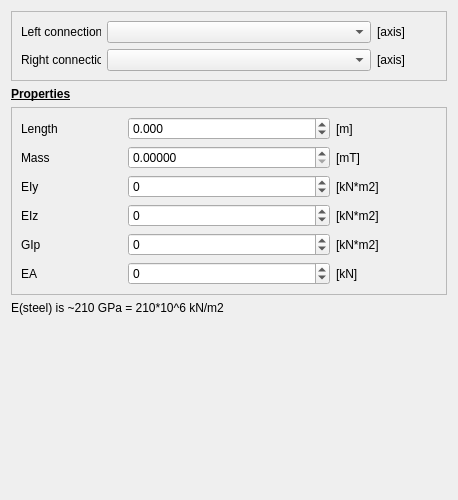
Old version of the form guis/widget_beam.ui in the repository RubendeBruin/DAVE.
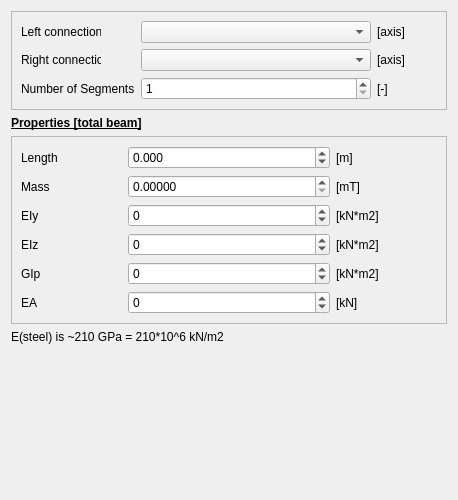
New version of the form.

Commit message: segemented beam

```diff
--- a/guis/widget_beam.ui
+++ b/guis/widget_beam.ui
@@ -132,13 +132,37 @@
         </property>
        </widget>
       </item>
+      <item row="2" column="1">
+       <widget class="QSpinBox" name="sbnSegments">
+        <property name="minimum">
+         <number>1</number>
+        </property>
+        <property name="maximum">
+         <number>1000</number>
+        </property>
+       </widget>
+      </item>
+      <item row="2" column="0">
+       <widget class="QLabel" name="label_19">
+        <property name="text">
+         <string>Number of Segments</string>
+        </property>
+       </widget>
+      </item>
+      <item row="2" column="2">
+       <widget class="QLabel" name="label_20">
+        <property name="text">
+         <string>[-]</string>
+        </property>
+       </widget>
+      </item>
      </layout>
     </widget>
    </item>
    <item>
     <widget class="QLabel" name="label_7">
      <property name="text">
-      <string>&lt;html&gt;&lt;head/&gt;&lt;body&gt;&lt;p&gt;&lt;span style=&quot; font-weight:600; text-decoration: underline;&quot;&gt;Properties&lt;/span&gt;&lt;/p&gt;&lt;/body&gt;&lt;/html&gt;</string>
+      <string>&lt;html&gt;&lt;head/&gt;&lt;body&gt;&lt;p&gt;&lt;span style=&quot; font-weight:600; text-decoration: underline;&quot;&gt;Properties [total beam]&lt;/span&gt;&lt;/p&gt;&lt;/body&gt;&lt;/html&gt;</string>
      </property>
      <property name="wordWrap">
       <bool>true</bool>
```
Left out of the diff: 50 changed lines with no effect on the pictures. The commit also changes 5 other files.
